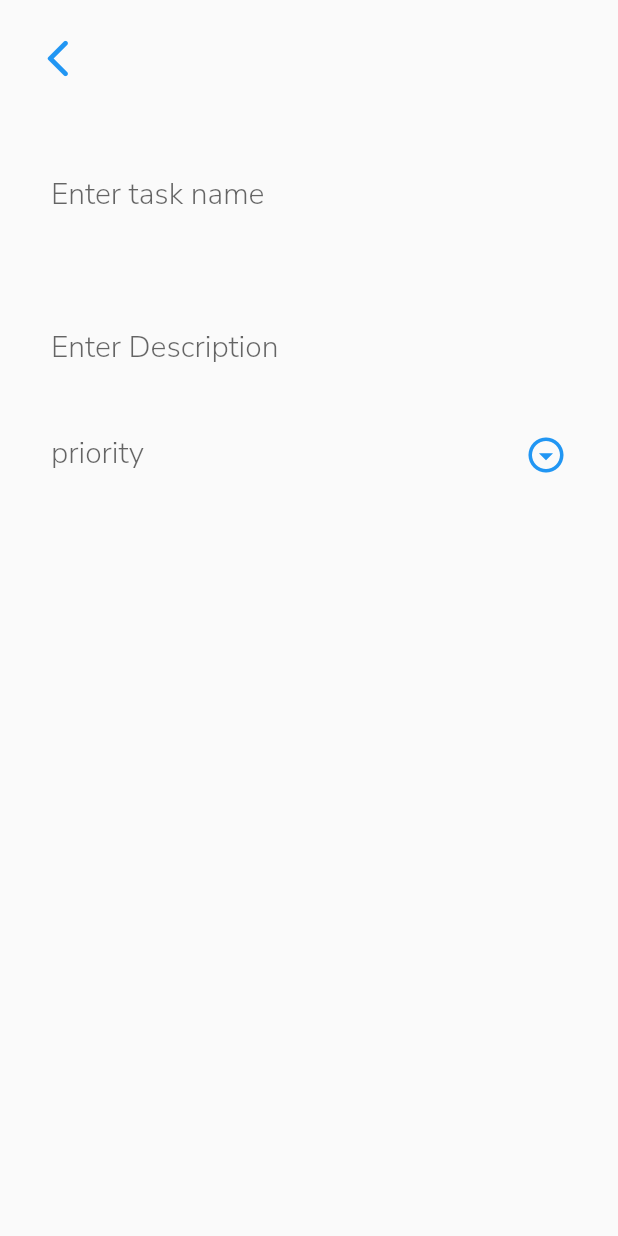
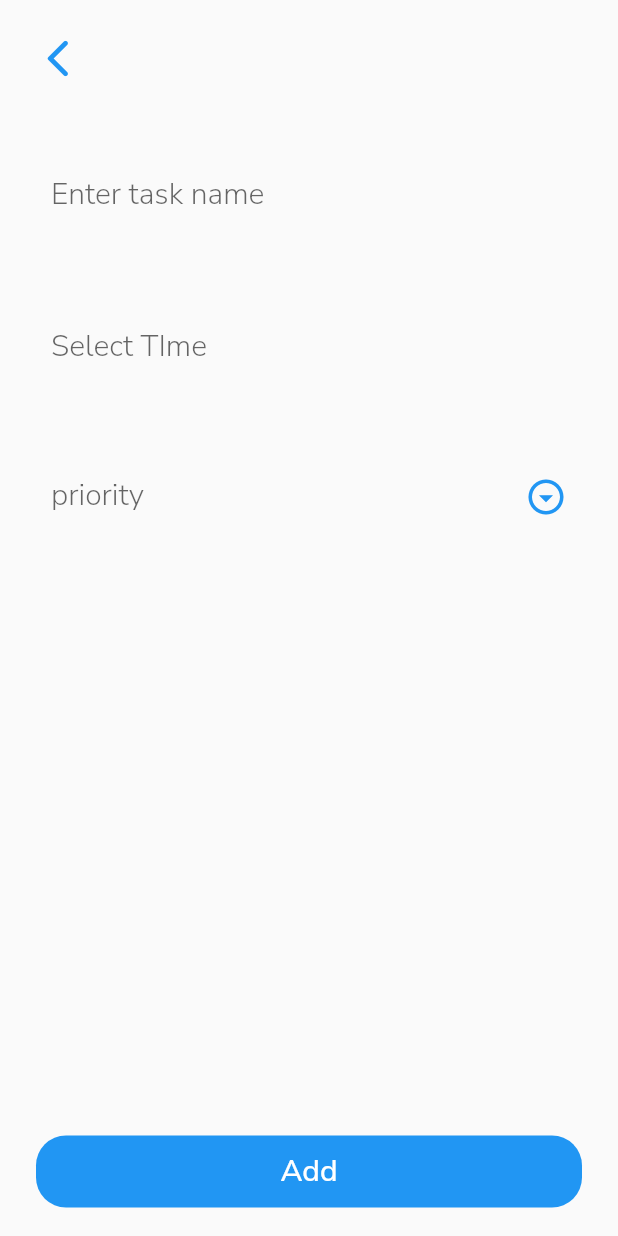
Before and after one commit to Lokesh3152/todo, a Flutter app: the screen it shows after launch, after a tap on "Add", on a phone screen of 412 x 824 dp. Run offline on Flutter 3.47's test engine with Material 2 defaults, Android fonts, the phone set to English and light mode, and no system bars; our stand-ins replace google_fonts.

Commit message:
Add btn added
button and models are added

```diff
--- a/lib/screens/homescreen.dart
+++ b/lib/screens/homescreen.dart
@@ -1,4 +1,5 @@
 import 'package:flutter/material.dart';
+import 'package:to_dos/screens/settings.dart';
 import 'package:to_dos/screens/taskpage.dart';
 
 class Homescreen extends StatefulWidget {
@@ -7,9 +8,9 @@ class Homescreen extends StatefulWidget {
 }
 
 class _HomescreenState extends State<Homescreen> {
-  Color bg_color = Color(0xffFCFCFC);
-  Color title_color = Color(0xff161D6F);
-  Color FAB_color = Color(0xff7579E7);
+  Color bgColor = Color(0xffFCFCFC);
+  Color titleColor = Color(0xff161D6F);
+  Color fabColor = Color(0xff7579E7);
 
   Widget buildtodo(int index) {
     return Padding(
@@ -36,8 +37,22 @@ class _HomescreenState extends State<Homescreen> {
   Widget build(BuildContext context) {
     return Scaffold(
       appBar: AppBar(
+        actions: <Widget>[
+          IconButton(
+            icon: Icon(
+              Icons.settings_applications_rounded,
+              color: Theme.of(context).primaryColor,
+            ),
+            onPressed: () {
+              Navigator.push(
+                context,
+                MaterialPageRoute(builder: (context) => Settings()),
+              );
+            },
+          ),
+        ],
         toolbarHeight: 250,
-        backgroundColor: bg_color,
+        backgroundColor: bgColor,
         elevation: 0,
         title: Padding(
           padding: const EdgeInsets.fromLTRB(30, 80, 10, 0),
@@ -56,7 +71,7 @@ class _HomescreenState extends State<Homescreen> {
                     style: TextStyle(
                       fontSize: 46,
                       fontWeight: FontWeight.bold,
-                      color: title_color,
+                      color: titleColor,
                       height: 1.5,
                     ),
                   ),
@@ -74,7 +89,7 @@ class _HomescreenState extends State<Homescreen> {
         ),
       ),
       body: ListView.builder(
-        itemCount: 10,
+        itemCount: 5,
         itemBuilder: (BuildContext context, int index) {
           if (index == 0) {
             return Padding(
@@ -88,20 +103,36 @@ class _HomescreenState extends State<Homescreen> {
           return buildtodo(index);
         },
       ),
-      backgroundColor: bg_color,
+      backgroundColor: bgColor,
 
       //FAB
       floatingActionButton: FloatingActionButton.extended(
         onPressed: () {
-          Navigator.push(
-            context,
-            MaterialPageRoute(builder: (context) => Taskpage()),
-          );
+          Navigator.of(context).push(_createRoute());
         },
         label: Text("Add"),
         icon: Icon(Icons.add),
-        backgroundColor: FAB_color,
+        backgroundColor: fabColor,
       ),
     );
   }
+
+  Route _createRoute() {
+    return PageRouteBuilder(
+      pageBuilder: (context, animation, secondaryAnimation) => Taskpage(),
+      transitionsBuilder: (context, animation, secondaryAnimation, child) {
+        var begin = Offset(0, 1.0);
+        var end = Offset.zero;
+        var curve = Curves.easeIn;
+
+        var tween =
+            Tween(begin: begin, end: end).chain(CurveTween(curve: curve));
+
+        return SlideTransition(
+          position: animation.drive(tween),
+          child: child,
+        );
+      },
+    );
+  }
 }
--- a/lib/screens/taskpage.dart
+++ b/lib/screens/taskpage.dart
@@ -1,5 +1,4 @@
 import 'package:flutter/material.dart';
-import 'package:flutter/scheduler.dart';
 
 class Taskpage extends StatefulWidget {
   @override
@@ -8,12 +7,31 @@ class Taskpage extends StatefulWidget {
 
 class _TaskpageState extends State<Taskpage> {
   final _formkey = GlobalKey<FormState>();
+  // ignore: unused_field
   String _title = '';
-  String _desc = '';
   String _priority;
-  DateTime _date = DateTime.now();
+  TimeOfDay selectedTime = TimeOfDay.now();
+  TextEditingController _timecontroller = TextEditingController();
+  final List<String> _priorites = ['none', 'low', 'medium', 'high'];
 
-  final List<String> _priorites = ['none', 'low', 'medium', 'high'];
+  _timepicker() async {
+    final TimeOfDay pickedS = await showTimePicker(
+        context: context,
+        initialTime: selectedTime,
+        builder: (BuildContext context, Widget child) {
+          return MediaQuery(
+            data: MediaQuery.of(context).copyWith(alwaysUse24HourFormat: false),
+            child: child,
+          );
+        });
+
+    if (pickedS != null && pickedS != selectedTime) {
+      setState(() {
+        selectedTime = pickedS;
+      });
+      _timecontroller.text = selectedTime.format(context);
+    }
+  }
 
   @override
   Widget build(BuildContext context) {
@@ -40,12 +58,12 @@ class _TaskpageState extends State<Taskpage> {
                     child: Column(
                       children: <Widget>[
                         Padding(
-                          padding: const EdgeInsets.symmetric(
-                              horizontal: 10.0, vertical: 50.0),
+                          padding: const EdgeInsets.fromLTRB(10, 50, 50, 30),
                           child: TextFormField(
                             decoration: InputDecoration(
-                                hintText: 'Enter task name',
-                                border: InputBorder.none),
+                              hintText: 'Enter task name',
+                              border: InputBorder.none,
+                            ),
                             style: TextStyle(
                               fontSize: 20,
                               fontWeight: FontWeight.w300,
@@ -53,13 +71,15 @@ class _TaskpageState extends State<Taskpage> {
                           ),
                         ),
                         Padding(
-                          padding: const EdgeInsets.symmetric(
-                              horizontal: 10.0, vertical: 1.0),
+                          padding: const EdgeInsets.fromLTRB(10, 20, 10, 30),
                           child: TextFormField(
-                            keyboardType: TextInputType.multiline,
-                            maxLines: null,
+                            readOnly: true,
+                            showCursor: false,
+                            controller: _timecontroller,
+                            onTap: _timepicker,
+                            keyboardType: TextInputType.text,
                             decoration: InputDecoration(
-                                hintText: 'Enter Description',
+                                hintText: 'Select TIme',
                                 border: InputBorder.none),
                             style: TextStyle(
                               fontSize: 20,
@@ -72,7 +92,9 @@ class _TaskpageState extends State<Taskpage> {
                               horizontal: 10.0, vertical: 10.0),
                           child: DropdownButtonFormField(
                             icon: Icon(Icons.arrow_drop_down_circle_outlined),
+                            elevation: 16,
                             iconSize: 28,
+                            dropdownColor: Colors.blue[50],
                             iconEnabledColor: Theme.of(context).primaryColor,
                             items: _priorites.map((String priority) {
                               return DropdownMenuItem(
@@ -104,6 +126,26 @@ class _TaskpageState extends State<Taskpage> {
                             },
                             value: _priority,
                           ),
+                        ),
+                        Padding(
+                          padding: const EdgeInsets.fromLTRB(0, 380, 0, 0),
+                          child: Container(
+                            width: double.infinity,
+                            decoration: BoxDecoration(
+                              color: Theme.of(context).primaryColor,
+                              borderRadius: BorderRadius.circular(20),
+                            ),
+                            child: TextButton(
+                              onPressed: () {},
+                              child: Text(
+                                'Add',
+                                style: TextStyle(
+                                  color: Colors.white,
+                                  fontSize: 20,
+                                ),
+                              ),
+                            ),
+                          ),
                         )
                       ],
                     ),
```
Also changed, not shown: lib/db/model.dart (added, +32 -0 lines), lib/screens/settings.dart (added, +13 -0 lines).
